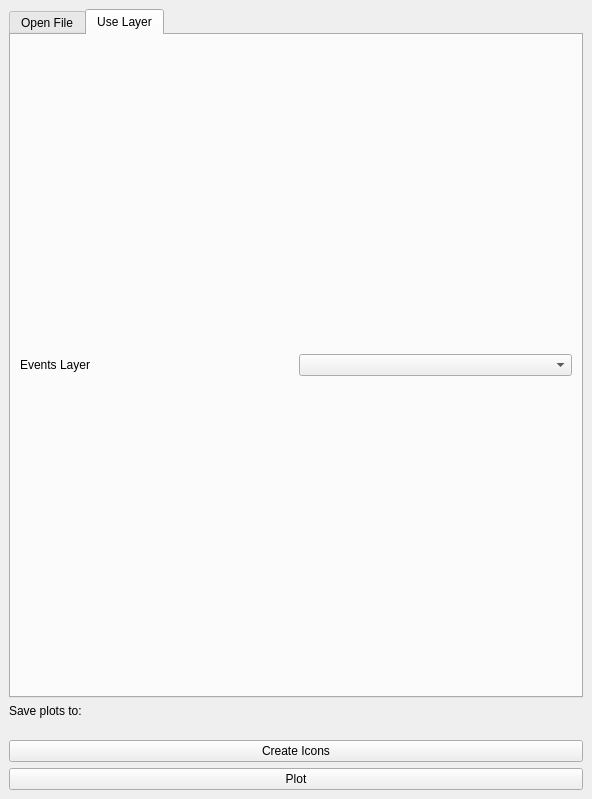
This is src/ui/qbeachball_dockwidget_base.ui in lymperis-e/qbeachball as Qt 5 draws it before an edit. The edited form follows.
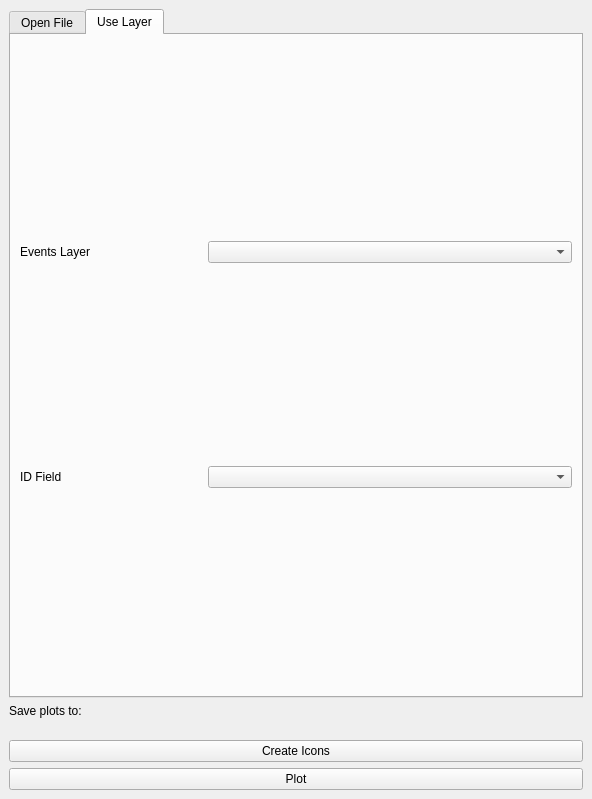
This is the edited form. Custom widgets are drawn as their Qt base class.

Commit message: Start building params

Patch:
```diff
--- a/src/ui/qbeachball_dockwidget_base.ui
+++ b/src/ui/qbeachball_dockwidget_base.ui
@@ -100,8 +100,12 @@
             <string>Use Layer</string>
            </attribute>
            <layout class="QGridLayout" name="gridLayout_3">
-            <item row="0" column="1">
-             <widget class="QgsMapLayerComboBox" name="events_layer_input"/>
+            <item row="1" column="0">
+             <widget class="QLabel" name="label_4">
+              <property name="text">
+               <string>ID Field</string>
+              </property>
+             </widget>
             </item>
             <item row="0" column="0">
              <widget class="QLabel" name="label_3">
@@ -110,6 +114,12 @@
               </property>
              </widget>
             </item>
+            <item row="0" column="1" colspan="2">
+             <widget class="QgsMapLayerComboBox" name="events_layer_input"/>
+            </item>
+            <item row="1" column="1" colspan="2">
+             <widget class="QgsFieldComboBox" name="id_field_select"/>
+            </item>
            </layout>
           </widget>
          </widget>
@@ -145,6 +155,11 @@
   </widget>
  </widget>
  <customwidgets>
+  <customwidget>
+   <class>QgsFieldComboBox</class>
+   <extends>QComboBox</extends>
+   <header>qgsfieldcombobox.h</header>
+  </customwidget>
   <customwidget>
    <class>QgsFileWidget</class>
    <extends>QWidget</extends>
```
The commit also changes 1 other file.
